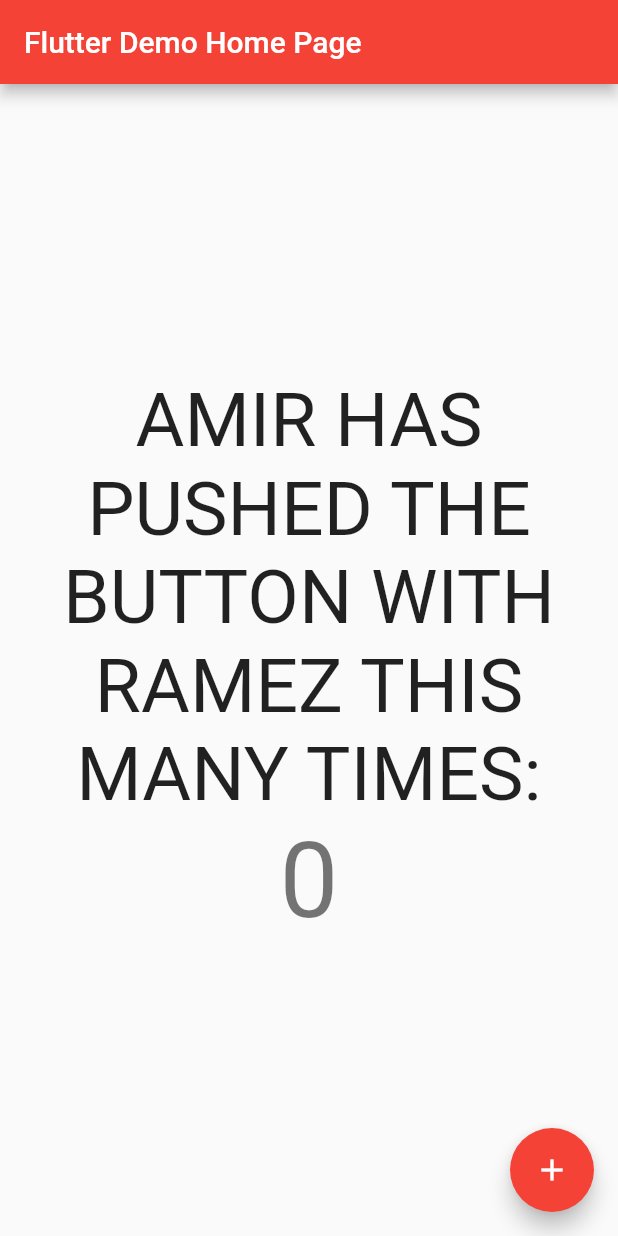
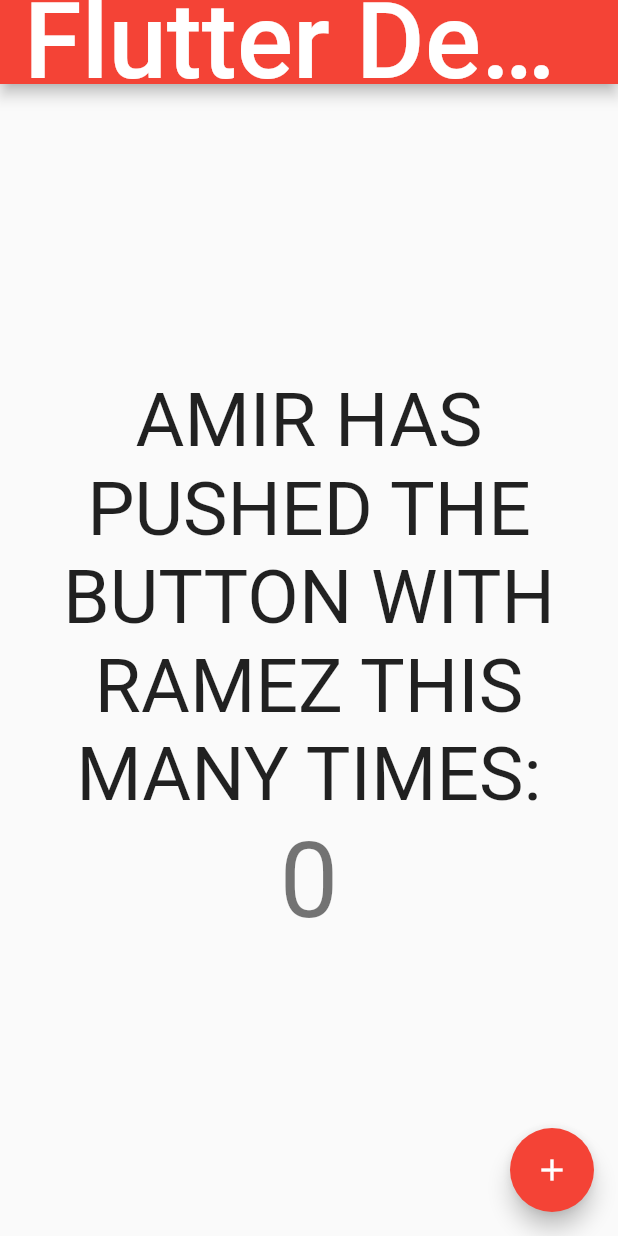
Before and after one commit to mohsen-zahed/github-setup-demo, a Flutter app: the screen it shows after launch, on a phone screen of 412 x 824 dp. Run offline on Flutter 3.47's test engine with Material 2 defaults, Android fonts, the light colour scheme and no system bars.

Commit message:
commit [rayyan]

```diff
--- a/lib/main.dart
+++ b/lib/main.dart
@@ -17,6 +17,7 @@ class MyApp extends StatelessWidget {
           headline4: TextStyle(fontSize: 70),
           headline2: TextStyle(fontSize: 70),
           headline3: TextStyle(fontSize: 70),
+          headline6: TextStyle(fontSize: 70),
         ),
       ),
       home: const MyHomePage(title: 'Flutter Demo Home Page'),
```
